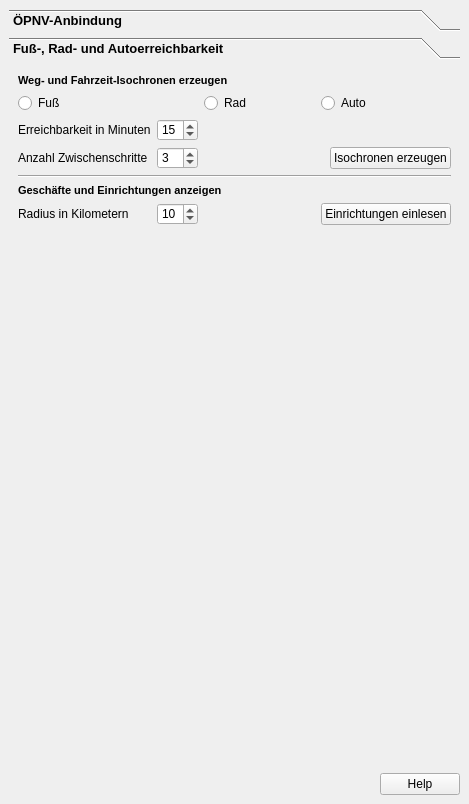
Before: the Qt Designer form projektcheck/ui/ProjektCheck_dockwidget_analysis_02-Err.ui in projektcheck/ProjektCheck-QGIS, drawn with Qt 5.
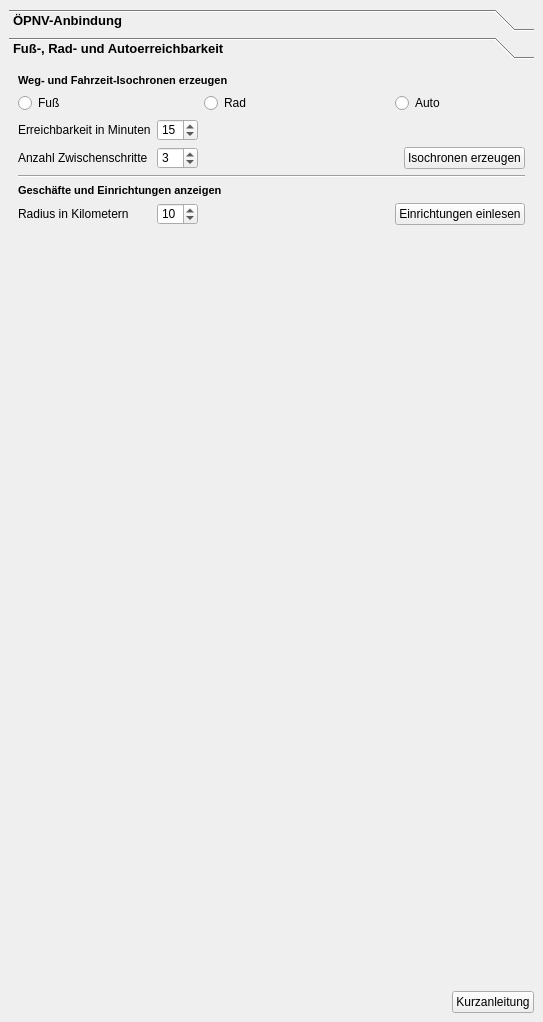
After: the same form once the commit is applied. Icons and pictures are not drawn.

Commit message: marginal icon-changes; help-button replaced by individual PushButton (in analysis and definitions dockwidgets) ... greetz

The edit to the form file:
```diff
--- a/projektcheck/ui/ProjektCheck_dockwidget_analysis_02-Err.ui
+++ b/projektcheck/ui/ProjektCheck_dockwidget_analysis_02-Err.ui
@@ -6,8 +6,8 @@
    <rect>
     <x>0</x>
     <y>0</y>
-    <width>469</width>
-    <height>804</height>
+    <width>543</width>
+    <height>1022</height>
    </rect>
   </property>
   <property name="styleSheet">
@@ -281,8 +281,8 @@
         <rect>
          <x>0</x>
          <y>0</y>
-         <width>451</width>
-         <height>681</height>
+         <width>525</width>
+         <height>896</height>
         </rect>
        </property>
        <attribute name="label">
@@ -470,11 +470,53 @@
      </widget>
     </item>
     <item>
-     <widget class="QDialogButtonBox" name="buttonBox_2">
-      <property name="standardButtons">
-       <set>QDialogButtonBox::Help</set>
+     <layout class="QHBoxLayout" name="horizontalLayout">
+      <property name="leftMargin">
+       <number>0</number>
       </property>
-     </widget>
+      <property name="topMargin">
+       <number>0</number>
+      </property>
+      <property name="rightMargin">
+       <number>0</number>
+      </property>
+      <property name="bottomMargin">
+       <number>0</number>
+      </property>
+      <item>
+       <spacer name="horizontalSpacer_3">
+        <property name="orientation">
+         <enum>Qt::Horizontal</enum>
+        </property>
+        <property name="sizeHint" stdset="0">
+         <size>
+          <width>40</width>
+          <height>20</height>
+         </size>
+        </property>
+       </spacer>
+      </item>
+      <item>
+       <widget class="QPushButton" name="pushButton_2">
+        <property name="sizePolicy">
+         <sizepolicy hsizetype="Fixed" vsizetype="Fixed">
+          <horstretch>0</horstretch>
+          <verstretch>0</verstretch>
+         </sizepolicy>
+        </property>
+        <property name="layoutDirection">
+         <enum>Qt::LeftToRight</enum>
+        </property>
+        <property name="text">
+         <string>Kurzanleitung</string>
+        </property>
+        <property name="icon">
+         <iconset>
+          <normaloff>../../images/iconset_mob/20190619_iconset_mob_info_2.png</normaloff>../../images/iconset_mob/20190619_iconset_mob_info_2.png</iconset>
+        </property>
+       </widget>
+      </item>
+     </layout>
     </item>
    </layout>
   </widget>
```
Left out of the diff: 210 changed lines with no effect on the pictures. The commit also changes 15 other files.
